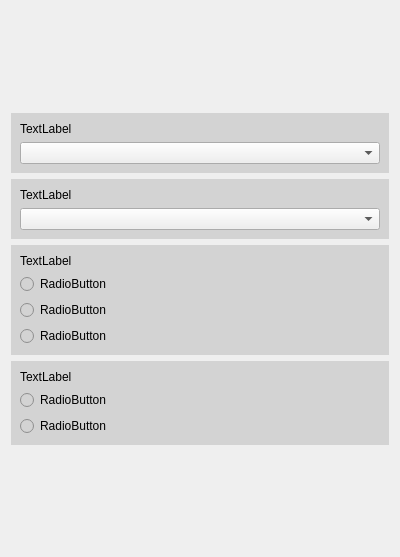
FranciscoGauna/Microscopy-Program, file View/frontend/UI/lockin_options.ui: the form before one commit.
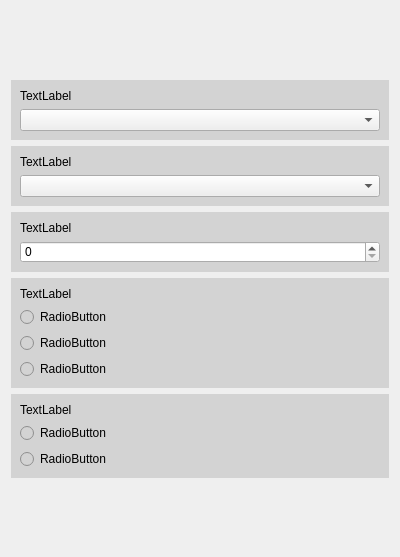
The form after the commit.

Patch:
```diff
--- a/View/frontend/UI/lockin_options.ui
+++ b/View/frontend/UI/lockin_options.ui
@@ -25,7 +25,7 @@
         <string notr="true">background-color: lightgray;</string>
        </property>
        <layout class="QGridLayout" name="gridLayout_2">
-        <item row="0" column="0">
+        <item row="3" column="0">
          <layout class="QVBoxLayout" name="roll_off_layout">
           <item>
            <widget class="QLabel" name="roll_off_label">
@@ -76,13 +76,40 @@
        </layout>
       </widget>
      </item>
+     <item>
+      <widget class="QWidget" name="h_widget" native="true">
+       <property name="styleSheet">
+        <string notr="true">background-color: lightgray;</string>
+       </property>
+       <layout class="QGridLayout" name="gridLayout_6">
+        <item row="0" column="0">
+         <layout class="QVBoxLayout" name="h_layout">
+          <item>
+           <widget class="QLabel" name="h_label">
+            <property name="text">
+             <string>TextLabel</string>
+            </property>
+           </widget>
+          </item>
+          <item>
+           <widget class="QSpinBox" name="h_spinbox">
+            <property name="styleSheet">
+             <string notr="true">background-color: Pale gray;</string>
+            </property>
+           </widget>
+          </item>
+         </layout>
+        </item>
+       </layout>
+      </widget>
+     </item>
      <item>
       <widget class="QWidget" name="ig_widget" native="true">
        <property name="styleSheet">
         <string notr="true">background-color: lightgray;</string>
        </property>
        <layout class="QGridLayout" name="gridLayout_4">
-        <item row="0" column="0">
+        <item row="1" column="0">
          <layout class="QVBoxLayout" name="ig_layout">
           <item>
            <widget class="QLabel" name="ig_label">
```
